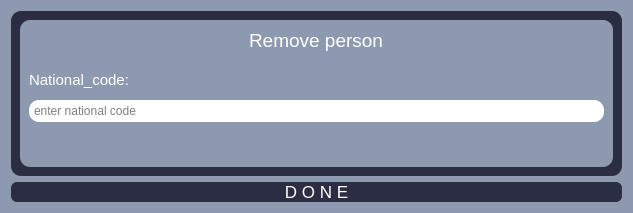
Qt form ui_py/remove_person/untitled.ui (Younes0077/Library-project) before a commit.
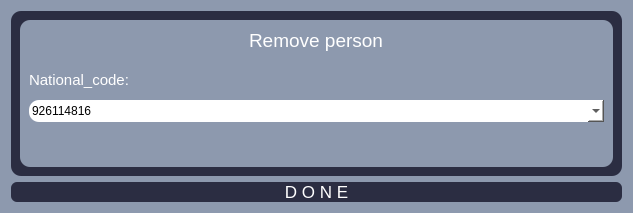
The same form after that commit.

```diff
--- a/ui_py/remove_person/untitled.ui
+++ b/ui_py/remove_person/untitled.ui
@@ -67,14 +67,16 @@
           </widget>
          </item>
          <item>
-          <widget class="QLineEdit" name="lineEdit_national_code">
+          <widget class="QComboBox" name="comboBox_natinal_code">
            <property name="styleSheet">
             <string notr="true">background-color:rgb(255,255,255);
 padding:3px;</string>
            </property>
-           <property name="placeholderText">
-            <string>enter national code</string>
-           </property>
+           <item>
+            <property name="text">
+             <string>926114816</string>
+            </property>
+           </item>
           </widget>
          </item>
          <item>
```
